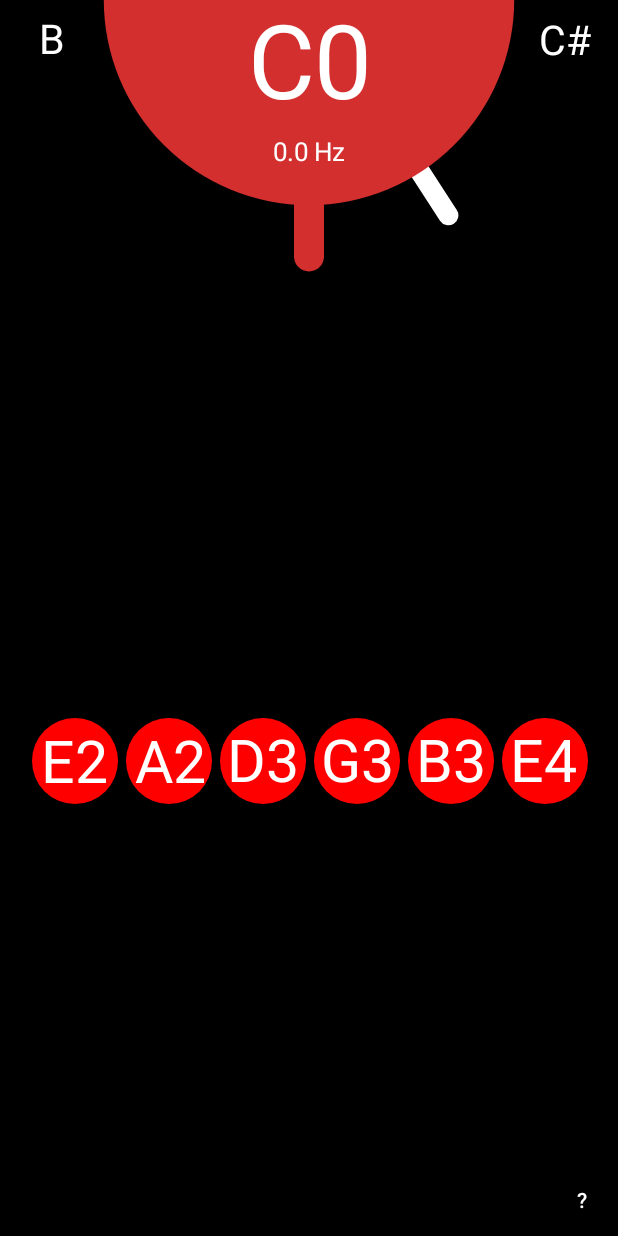
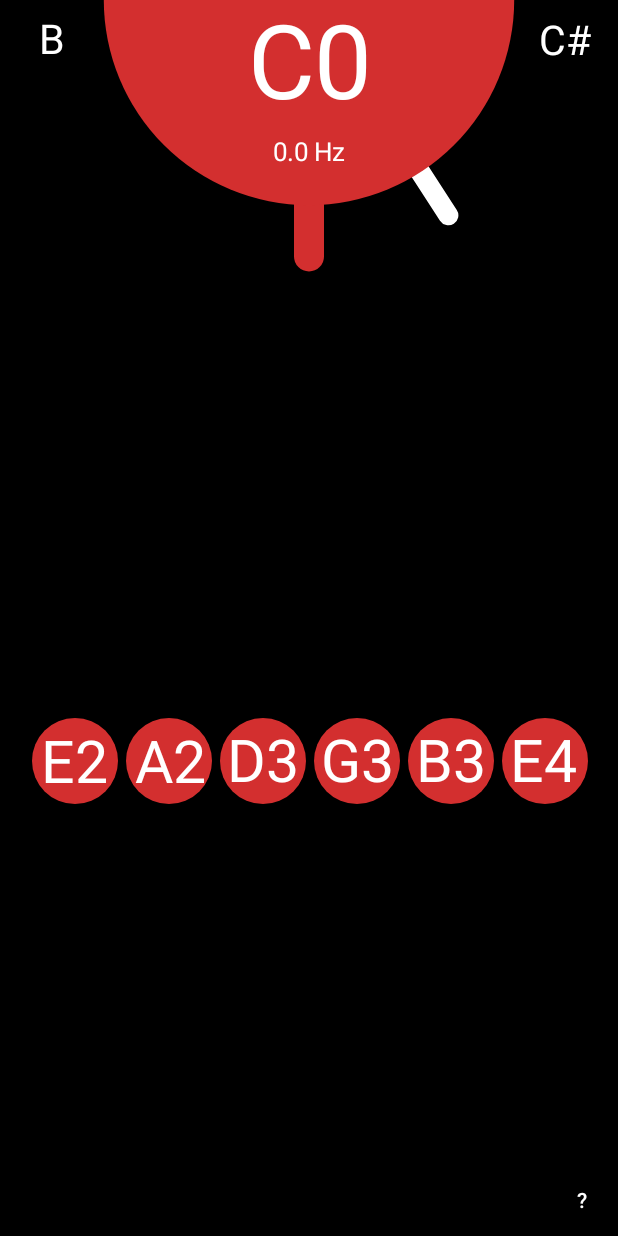
Before and after one commit to davide99/AlexTuner, an Android app: the screen it shows after launch (MainActivity), on a phone screen of 412 x 824 dp. Run offline under Robolectric (Android 15) with nearby library versions, the light colour scheme and no system bars; 15 statements that could not run were skipped.

Commit message:
Notes colors fix

```diff
--- a/app/src/main/java/com/davide99/alextuner/Notes.java
+++ b/app/src/main/java/com/davide99/alextuner/Notes.java
@@ -25,6 +25,9 @@ public class Notes extends View {
     private Paint notePaintWrong, notePaintOk, textPaint;
     private Rect textBounds;
     private boolean isVertical;
+    private static int outOfTuneColor = Color.RED;
+    private static int inTuneColor = Color.GREEN;
+    private static int textColor = Color.WHITE;
 
     private void init(Context context, AttributeSet attrs) {
         isVertical = false;
@@ -36,6 +39,9 @@ public class Notes extends View {
 
             //TODO: there's some enum somewhere?
             isVertical = a.getInt(R.styleable.Notes_android_orientation, isVertical ? 1 : 0) == 1;
+            outOfTuneColor = a.getColor(R.styleable.Notes_outOfTuneColor, outOfTuneColor);
+            inTuneColor = a.getColor(R.styleable.Notes_inTuneColor, inTuneColor);
+            textColor = a.getColor(R.styleable.Notes_textColor, textColor);
             a.recycle();
         }
 
@@ -43,13 +49,13 @@ public class Notes extends View {
         tuned = new boolean[]{false, false, false, false, false, false};
 
         notePaintWrong = new Paint(Paint.ANTI_ALIAS_FLAG);
-        notePaintWrong.setColor(Color.RED);
+        notePaintWrong.setColor(outOfTuneColor);
 
         notePaintOk = new Paint(Paint.ANTI_ALIAS_FLAG);
-        notePaintOk.setColor(Color.GREEN);
+        notePaintOk.setColor(inTuneColor);
 
         textPaint = new Paint(Paint.ANTI_ALIAS_FLAG);
-        textPaint.setColor(Color.WHITE);
+        textPaint.setColor(textColor);
 
         textBounds = new Rect();
 
--- a/app/src/main/res/layout-land/activity_main.xml
+++ b/app/src/main/res/layout-land/activity_main.xml
@@ -42,8 +42,10 @@
         android:layout_marginStart="16dp"
         android:layout_marginEnd="16dp"
         android:orientation="vertical"
+        app:inTuneColor="@color/pastel_green"
         app:layout_constraintBottom_toTopOf="@+id/about_button"
         app:layout_constraintEnd_toEndOf="parent"
         app:layout_constraintStart_toEndOf="@+id/gauge"
-        app:layout_constraintTop_toTopOf="parent" />
+        app:layout_constraintTop_toTopOf="parent"
+        app:outOfTuneColor="@color/pastel_red" />
 </androidx.constraintlayout.widget.ConstraintLayout>
--- a/app/src/main/res/layout/activity_main.xml
+++ b/app/src/main/res/layout/activity_main.xml
@@ -40,8 +40,10 @@
         android:layout_height="29dp"
         android:layout_marginStart="16dp"
         android:layout_marginEnd="16dp"
+        app:inTuneColor="@color/pastel_green"
         app:layout_constraintBottom_toBottomOf="parent"
         app:layout_constraintEnd_toEndOf="parent"
         app:layout_constraintStart_toStartOf="parent"
-        app:layout_constraintTop_toBottomOf="@+id/gauge" />
+        app:layout_constraintTop_toBottomOf="@+id/gauge"
+        app:outOfTuneColor="@color/pastel_red" />
 </androidx.constraintlayout.widget.ConstraintLayout>
--- a/app/src/main/res/values/attrs.xml
+++ b/app/src/main/res/values/attrs.xml
@@ -1,12 +1,19 @@
 <?xml version="1.0" encoding="utf-8"?>
 <resources>
+    <attr name="outOfTuneColor" format="color|reference" />
+    <attr name="inTuneColor" format="color|reference" />
+    <attr name="textColor" format="color|reference" />
+
     <declare-styleable name="Gauge">
-        <attr name="outOfTuneColor" format="color|reference" />
-        <attr name="inTuneColor" format="color|reference" />
         <attr name="gaugeColor" format="color|reference" />
-        <attr name="textColor" format="color|reference" />
+        <attr name="outOfTuneColor" />
+        <attr name="inTuneColor" />
+        <attr name="textColor" />
     </declare-styleable>
     <declare-styleable name="Notes">
-        <attr name="android:orientation"/>
+        <attr name="android:orientation" />
+        <attr name="outOfTuneColor" />
+        <attr name="inTuneColor" />
+        <attr name="textColor" />
     </declare-styleable>
 </resources>
```
